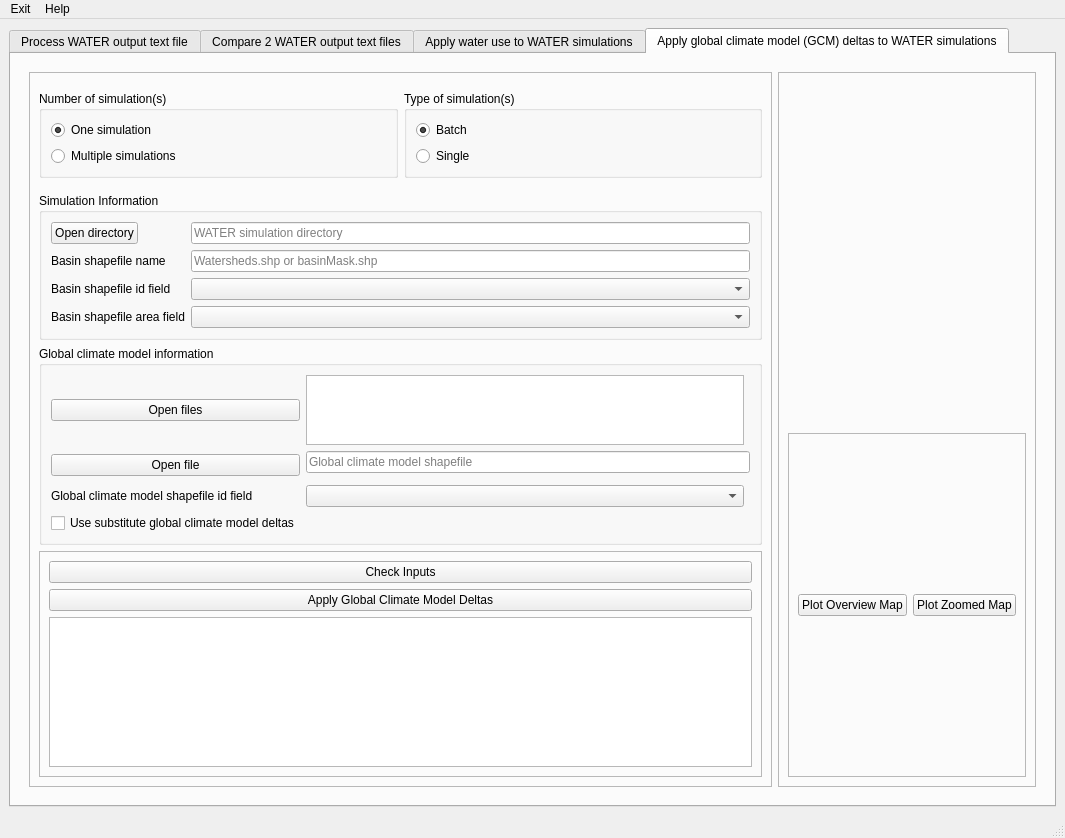
First picture: the form in waterapputils/gui/user_interface.ui, repository jlant/waterapputils, before the edit.
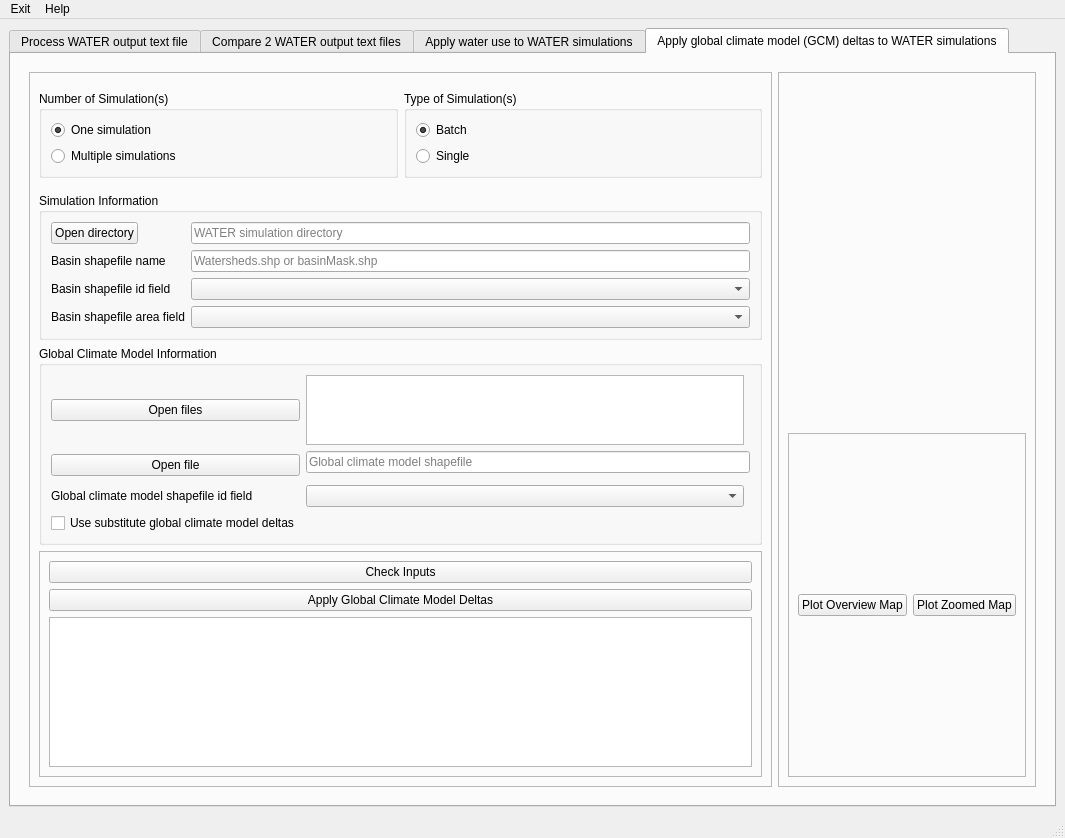
Second picture: the form after the edit. The open tabs and pages were chosen to show the change. Custom widgets are drawn as their Qt base class.

```diff
--- a/waterapputils/gui/user_interface.ui
+++ b/waterapputils/gui/user_interface.ui
@@ -908,7 +908,7 @@
                     <string notr="true"/>
                    </property>
                    <property name="title">
-                    <string>Number of simulation(s)</string>
+                    <string>Number of Simulation(s)</string>
                    </property>
                    <layout class="QVBoxLayout" name="verticalLayout_15">
                     <item>
@@ -1015,7 +1015,7 @@
                     <string notr="true"/>
                    </property>
                    <property name="title">
-                    <string>Type of simulation(s)</string>
+                    <string>Type of Simulation(s)</string>
                    </property>
                    <layout class="QVBoxLayout" name="verticalLayout_16">
                     <property name="rightMargin">
@@ -1183,7 +1183,7 @@
               <item>
                <widget class="QGroupBox" name="tab_gcm_group_box_gcm_info">
                 <property name="title">
-                 <string>Global climate model information</string>
+                 <string>Global Climate Model Information</string>
                 </property>
                 <property name="checkable">
                  <bool>false</bool>
```
Left out of the diff: 8 changed lines with no effect on the pictures.
